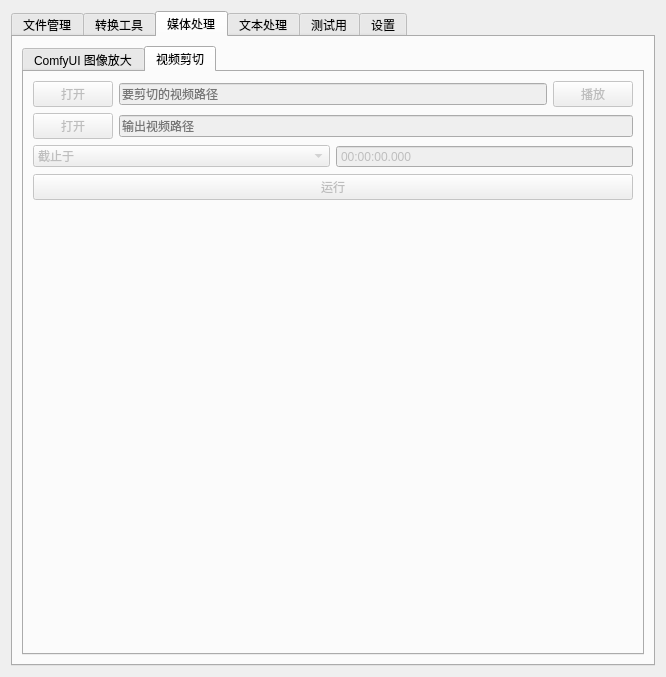
XJF2332/JABORT, file app.ui: the form before one commit.
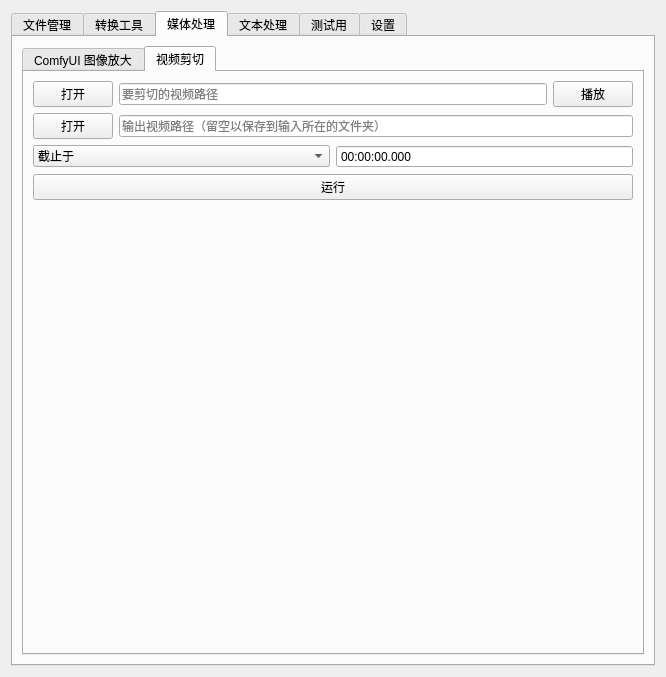
The form after the commit. The open tabs and pages were chosen to show the change. Icons and pictures are not drawn.

Commit message: 新增：剪切视频

```diff
--- a/app.ui
+++ b/app.ui
@@ -834,9 +834,6 @@
           </layout>
          </widget>
          <widget class="QWidget" name="VidTrimLayout">
-          <property name="enabled">
-           <bool>false</bool>
-          </property>
           <attribute name="title">
            <string>视频剪切</string>
           </attribute>
@@ -882,7 +879,7 @@
              <item>
               <widget class="QLineEdit" name="VidTrimOutputPath">
                <property name="placeholderText">
-                <string>输出视频路径</string>
+                <string>输出视频路径（留空以保存到输入所在的文件夹）</string>
                </property>
               </widget>
              </item>
```
The commit also changes 10 other files.
